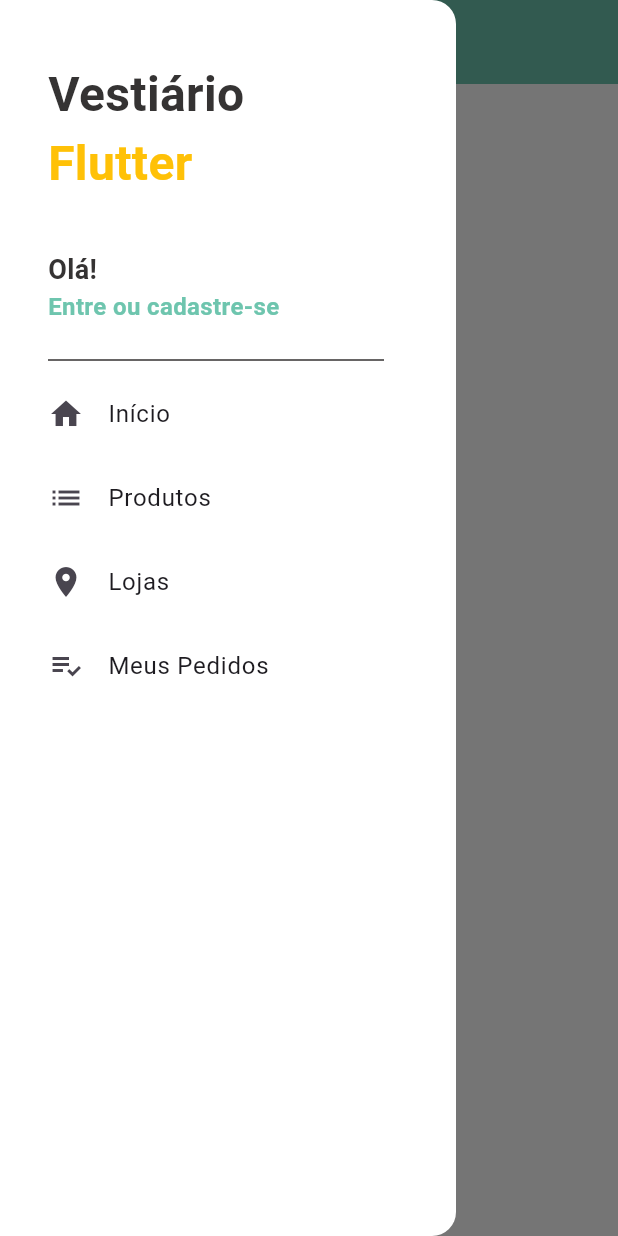
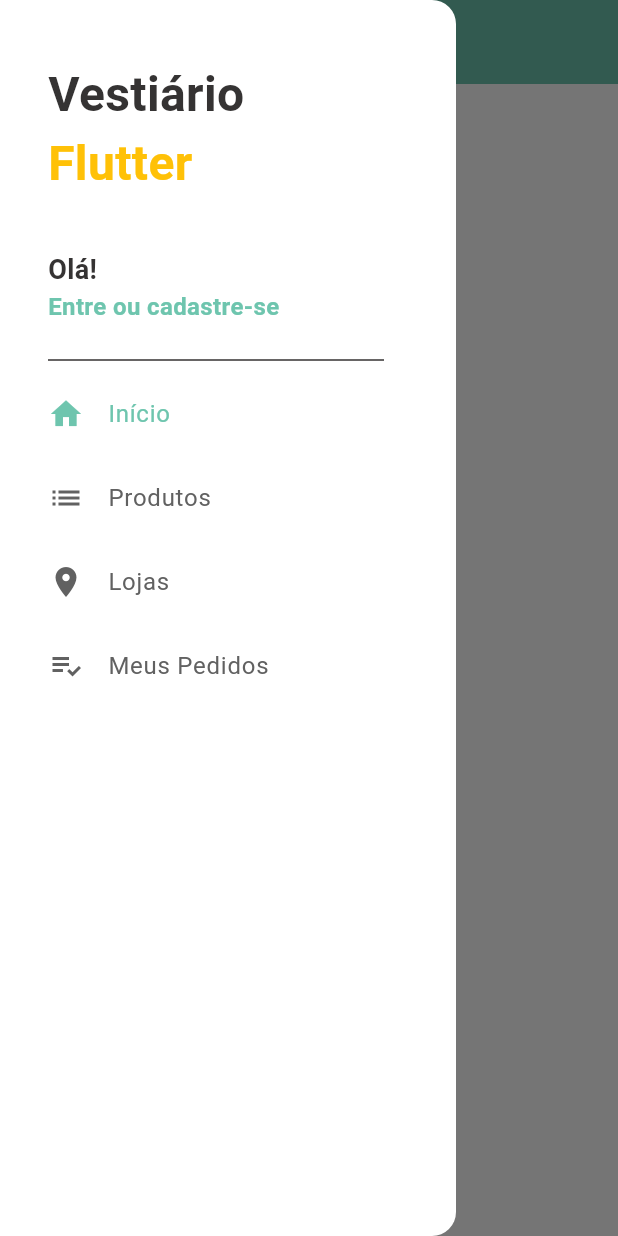
Before and after one commit to im-danielp/loja_virtual, a Flutter app: the screen it shows after launch, with the side drawer open, on a phone screen of 412 x 824 dp. Run offline on Flutter 3.47's test engine with Material 3 defaults, Android fonts, the phone set to English and light mode, and no system bars; our stand-ins replace cached_network_image, cloud_firestore, firebase_core, transparent_image; accounts and stored records are empty.

Commit message:
Tela de categorias

```diff
--- a/analysis_options.yaml
+++ b/analysis_options.yaml
@@ -26,5 +26,6 @@ linter:
 
 # Additional information about this file can be found at
 # https://dart.dev/guides/language/analysis-options
+
 formatter:
   trailing_commas: preserve
--- a/lib/main.dart
+++ b/lib/main.dart
@@ -20,10 +20,15 @@ class MyApp extends StatelessWidget {
       debugShowCheckedModeBanner: false,
       theme: ThemeData(
         primaryColor: corPrimaria,
+        secondaryHeaderColor: corSecundaria,
         scaffoldBackgroundColor: Colors.white,
         drawerTheme: DrawerThemeData(backgroundColor: Colors.white),
         textTheme: TextTheme(
           bodyMedium: TextStyle(color: const Color.fromARGB(255, 53, 51, 51)),
+        ),
+        appBarTheme: AppBarTheme(
+          backgroundColor: corPrimaria,
+          foregroundColor: Colors.white,
         ),
       ),
       home: HomeScreen(),
--- a/lib/screens/home_screen.dart
+++ b/lib/screens/home_screen.dart
@@ -1,5 +1,6 @@
 import 'package:flutter/material.dart';
 import 'package:loja_virtual/tabs/home_tab.dart';
+import 'package:loja_virtual/tabs/products_tab.dart';
 import 'package:loja_virtual/widgets/custom_drawer.dart';
 
 class HomeScreen extends StatelessWidget {
@@ -15,7 +16,15 @@ class HomeScreen extends StatelessWidget {
       children: [
         Scaffold(
           body: HomeTab(),
-          drawer: CustomDrawer(),
+          drawer: CustomDrawer(pageController: pageController),
+        ),
+        Scaffold(
+          appBar: AppBar(
+            title: Text('Produtos'),
+            centerTitle: true,
+          ),
+          drawer: CustomDrawer(pageController: pageController),
+          body: ProductsTab(),
         ),
       ],
     );
--- a/lib/tabs/home_tab.dart
+++ b/lib/tabs/home_tab.dart
@@ -2,7 +2,6 @@ import 'package:cached_network_image/cached_network_image.dart';
 import 'package:cloud_firestore/cloud_firestore.dart';
 import 'package:flutter/material.dart';
 import 'package:flutter_staggered_grid_view/flutter_staggered_grid_view.dart';
-import 'package:loja_virtual/constants.dart';
 import 'package:transparent_image/transparent_image.dart';
 
 class HomeTab extends StatelessWidget {
@@ -15,22 +14,15 @@ class HomeTab extends StatelessWidget {
 
   @override
   Widget build(BuildContext context) {
-    return Stack(
-      children: [
-        CustomScrollView(
+    return CustomScrollView(
       slivers: [
         SliverAppBar(
           floating: true,
           snap: true,
           elevation: 0.0,
-              backgroundColor: corPrimaria,
-              iconTheme: IconThemeData(color: Colors.white),
           title: Text(
             'Novidade',
-                style: TextStyle(
-                  color: Color(0xFFF4FAFF),
-                  fontSize: 20,
-                ),
+            style: TextStyle(fontSize: 20),
           ),
           centerTitle: true,
         ),
@@ -69,7 +61,18 @@ class HomeTab extends StatelessWidget {
                               child: CachedNetworkImage(
                                 imageUrl: img.data()['image'],
                                 placeholder: (context, url) => Image.memory(kTransparentImage),
-                                    errorWidget: (context, url, error) => Icon(Icons.error),
+                                errorWidget: (context, url, error) => Column(
+                                  crossAxisAlignment: CrossAxisAlignment.center,
+                                  mainAxisAlignment: MainAxisAlignment.center,
+                                  spacing: 15,
+                                  children: [
+                                    Text(
+                                      'Imagem indisponível',
+                                      style: TextStyle(color: Colors.grey[400]),
+                                    ),
+                                    Icon(Icons.error, color: Colors.grey[400]),
+                                  ],
+                                ),
                                 fit: BoxFit.cover,
                               ),
                             ),
@@ -83,8 +86,6 @@ class HomeTab extends StatelessWidget {
           },
         ),
       ],
-        ),
-      ],
     );
   }
 }
--- a/lib/tiles/drawer_tile.dart
+++ b/lib/tiles/drawer_tile.dart
@@ -3,20 +3,39 @@ import 'package:flutter/material.dart';
 class DrawerTile extends StatelessWidget {
   final IconData icon;
   final String text;
+  final PageController controler;
+  final int page;
 
   const DrawerTile({
     super.key,
     required this.icon,
     required this.text,
+    required this.controler,
+    required this.page,
   });
 
   @override
   Widget build(BuildContext context) {
     return ListTile(
       contentPadding: EdgeInsets.zero,
-      leading: Icon(icon),
-      title: Text(text),
-      onTap: () {},
+      leading: Icon(
+        icon,
+        color: controler.page?.round() == page
+            ? Theme.of(context).primaryColor
+            : Colors.grey[700], //
+      ),
+      title: Text(
+        text,
+        style: TextStyle(
+          color: controler.page?.round() == page
+              ? Theme.of(context).primaryColor
+              : Colors.grey[700],
+        ),
+      ),
+      onTap: () {
+        Navigator.pop(context);
+        controler.jumpToPage(page);
+      },
     );
   }
 }
--- a/lib/widgets/custom_drawer.dart
+++ b/lib/widgets/custom_drawer.dart
@@ -1,9 +1,10 @@
 import 'package:flutter/material.dart';
-import 'package:loja_virtual/constants.dart';
 import 'package:loja_virtual/tiles/drawer_tile.dart';
 
 class CustomDrawer extends StatelessWidget {
-  const CustomDrawer({super.key});
+  final PageController pageController;
+
+  const CustomDrawer({super.key, required this.pageController});
 
   @override
   Widget build(BuildContext context) {
@@ -23,16 +24,13 @@ class CustomDrawer extends StatelessWidget {
                       top: 8,
                       left: 0,
                       child: Text.rich(
-                        style: TextStyle(
-                          fontSize: 32,
-                          fontWeight: FontWeight.bold,
-                        ),
+                        style: TextStyle(fontSize: 32, fontWeight: FontWeight.bold),
                         TextSpan(
                           children: [
                             TextSpan(text: 'Vestiário\n'),
                             TextSpan(
                               text: 'Flutter',
-                              style: TextStyle(color: corSecundaria),
+                              style: TextStyle(color: Theme.of(context).secondaryHeaderColor),
                             ),
                           ],
                         ),
@@ -44,13 +42,7 @@ class CustomDrawer extends StatelessWidget {
                       child: Column(
                         crossAxisAlignment: CrossAxisAlignment.start,
                         children: [
-                          Text(
-                            'Olá!',
-                            style: TextStyle(
-                              fontSize: 18,
-                              fontWeight: FontWeight.bold,
-                            ),
-                          ),
+                          Text('Olá!', style: TextStyle(fontSize: 18, fontWeight: FontWeight.bold)),
                           InkWell(
                             child: Text(
                               'Entre ou cadastre-se',
@@ -72,10 +64,30 @@ class CustomDrawer extends StatelessWidget {
                 padding: const EdgeInsets.only(right: 32),
                 child: Divider(color: Theme.of(context).textTheme.bodyMedium!.color),
               ),
-              DrawerTile(icon: Icons.home, text: 'Início'),
-              DrawerTile(icon: Icons.list, text: 'Produtos'),
-              DrawerTile(icon: Icons.location_on, text: 'Lojas'),
-              DrawerTile(icon: Icons.playlist_add_check, text: 'Meus Pedidos'),
+              DrawerTile(
+                icon: Icons.home,
+                text: 'Início',
+                controler: pageController,
+                page: 0,
+              ),
+              DrawerTile(
+                icon: Icons.list,
+                text: 'Produtos',
+                controler: pageController,
+                page: 1,
+              ),
+              DrawerTile(
+                icon: Icons.location_on,
+                text: 'Lojas',
+                controler: pageController,
+                page: 2,
+              ),
+              DrawerTile(
+                icon: Icons.playlist_add_check,
+                text: 'Meus Pedidos',
+                controler: pageController,
+                page: 3,
+              ),
             ],
           ),
         ],
```
Also changed, not shown: lib/datas/product_data.dart (added, +34 -0 lines), lib/screens/products_screen.dart (added, +38 -0 lines), lib/tabs/products_tab.dart (added, +28 -0 lines), lib/tiles/category_tile.dart (added, +31 -0 lines), pubspec.lock. Lines whose indentation alone changed are shown as unchanged.
